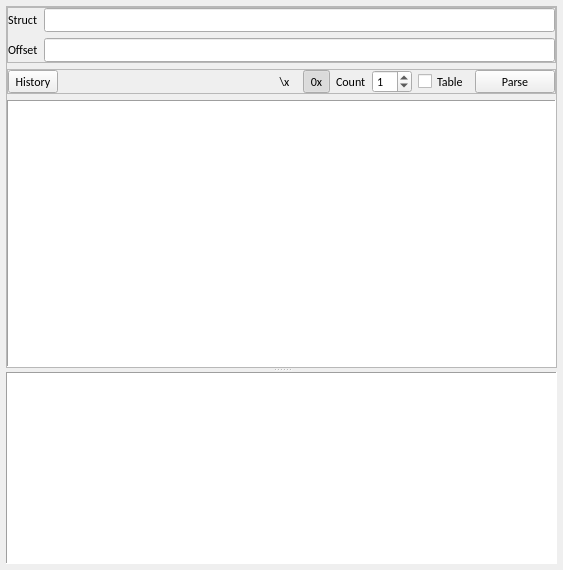
ukyouz/Visual-Studio-Debug-Tools, file src/view/WidgetBinParser.ui: the form before one commit.
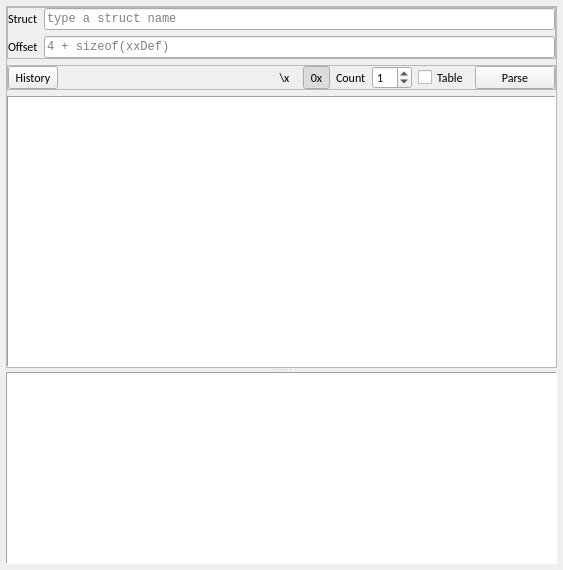
The form after the commit. Icons and pictures are not drawn.

Diff of the .ui file:
```diff
--- a/src/view/WidgetBinParser.ui
+++ b/src/view/WidgetBinParser.ui
@@ -99,9 +99,20 @@
           </item>
           <item row="0" column="1" colspan="2">
            <widget class="QLineEdit" name="lineStruct">
+            <property name="font">
+             <font>
+              <family>Consolas</family>
+             </font>
+            </property>
+            <property name="toolTip">
+             <string>You can use dot notation to query sub anonymous field.</string>
+            </property>
             <property name="frame">
              <bool>true</bool>
             </property>
+            <property name="placeholderText">
+             <string>type a struct name</string>
+            </property>
            </widget>
           </item>
           <item row="1" column="1" colspan="2">
@@ -112,6 +123,17 @@
               <verstretch>0</verstretch>
              </sizepolicy>
             </property>
+            <property name="font">
+             <font>
+              <family>Consolas</family>
+             </font>
+            </property>
+            <property name="toolTip">
+             <string>Unit is byte</string>
+            </property>
+            <property name="placeholderText">
+             <string>4 + sizeof(xxDef)</string>
+            </property>
            </widget>
           </item>
          </layout>
@@ -323,11 +345,11 @@
              </property>
              <property name="font">
               <font>
-               <family>Calibri</family>
+               <family>Consolas</family>
               </font>
              </property>
              <property name="styleSheet">
-              <string notr="true">QHeaderView::section {border: 0; border-right: 1px solid #d8d8d8; border-bottom: 1px solid #d8d8d8;}
+              <string notr="true">QHeaderView::section {border: 0; border-right: 1px solid #d8d8d8; border-bottom: 1px solid #d8d8d8; padding: 0px 3px;}
 QTreeView::branch:open:has-children{border-image: url(:/icon/images/treeview/border-expand.png) 0;}
 QTreeView::branch:closed:has-children{border-image: url(:/icon/images/treeview/border-collapse.png) 0;}
 QTreeView::branch:has-siblings:!adjoins-item{border-image:url(:/icon/images/treeview/border-line.png) 0;}
@@ -337,7 +359,7 @@
 QTreeView::branch:closed:has-children:has-siblings{border-image: url(:/icon/images/treeview/border-collapse-more.png) 0;}
 QTreeView::branch:open:has-children:!has-siblings{border-image: url(:/icon/images/treeview/border-expand.png) 0;}
 QTreeView::branch:open:has-children:has-siblings{border-image: url(:/icon/images/treeview/border-expand-more.png) 0;}
-</string>
+QTreeView::item{  padding: 0px 6px; }</string>
              </property>
              <property name="frameShape">
               <enum>QFrame::Panel</enum>
```
Left out of the diff: 6 changed lines with no effect on the pictures.
